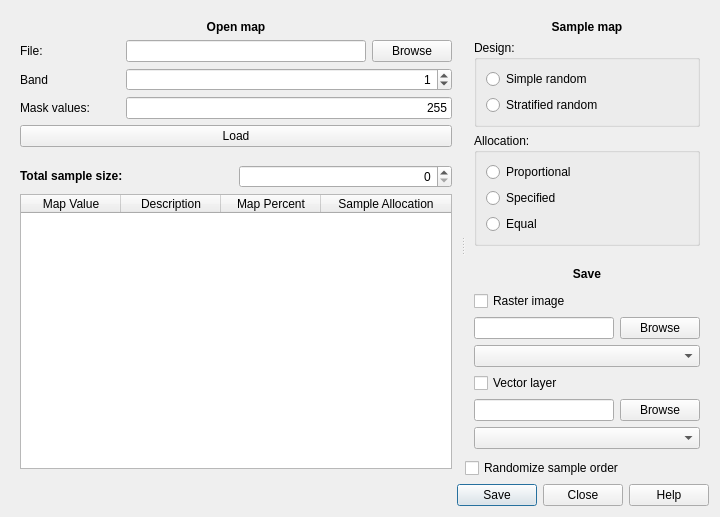
This is ui/ui_sampler_720x480.ui in ceholden/accuracy_sampler as Qt 5 draws it before an edit. The edited form follows.
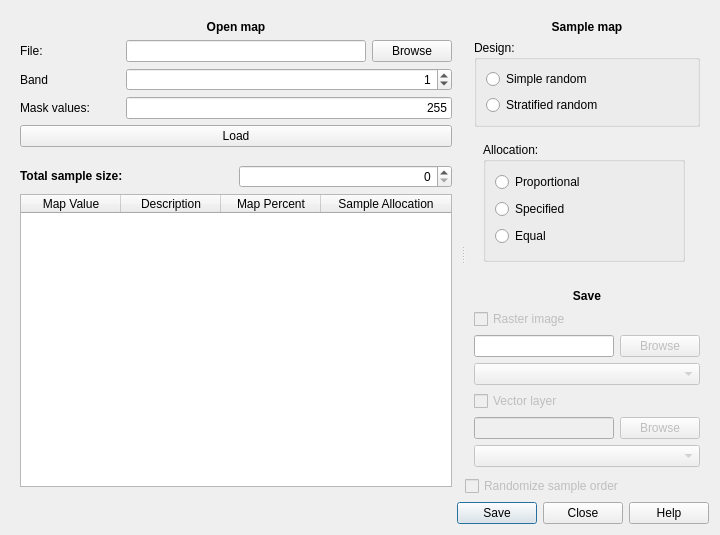
This is the edited form. The open tabs and pages were chosen to show the change.

Commit message: Added some options to a QStackWidget for switching in/out

Diff of the .ui file:
```diff
--- a/ui/ui_sampler_720x480.ui
+++ b/ui/ui_sampler_720x480.ui
@@ -7,7 +7,7 @@
     <x>0</x>
     <y>0</y>
     <width>720</width>
-    <height>517</height>
+    <height>535</height>
    </rect>
   </property>
   <property name="windowTitle">
@@ -265,7 +265,30 @@
             </layout>
            </widget>
           </item>
-          <item row="2" column="0" colspan="2">
+          <item row="0" column="0" colspan="2">
+           <widget class="QLabel" name="label_5">
+            <property name="maximumSize">
+             <size>
+              <width>16777215</width>
+              <height>25</height>
+             </size>
+            </property>
+            <property name="text">
+             <string>&lt;html&gt;&lt;head/&gt;&lt;body&gt;&lt;p align=&quot;center&quot;&gt;&lt;span style=&quot; font-weight:600;&quot;&gt;Sample map&lt;/span&gt;&lt;/p&gt;&lt;/body&gt;&lt;/html&gt;</string>
+            </property>
+           </widget>
+          </item>
+          <item row="3" column="0">
+           <widget class="QStackedWidget" name="stack_design">
+            <property name="currentIndex">
+             <number>0</number>
+            </property>
+            <widget class="QWidget" name="page_simple">
+             <layout class="QGridLayout" name="gridLayout_7"/>
+            </widget>
+            <widget class="QWidget" name="page_stratified">
+             <layout class="QGridLayout" name="gridLayout_8">
+              <item row="0" column="0">
            <widget class="QGroupBox" name="groupBox">
             <property name="minimumSize">
              <size>
@@ -301,17 +324,8 @@
             </layout>
            </widget>
           </item>
-          <item row="0" column="0" colspan="2">
-           <widget class="QLabel" name="label_5">
-            <property name="maximumSize">
-             <size>
-              <width>16777215</width>
-              <height>25</height>
-             </size>
-            </property>
-            <property name="text">
-             <string>&lt;html&gt;&lt;head/&gt;&lt;body&gt;&lt;p align=&quot;center&quot;&gt;&lt;span style=&quot; font-weight:600;&quot;&gt;Sample map&lt;/span&gt;&lt;/p&gt;&lt;/body&gt;&lt;/html&gt;</string>
-            </property>
+             </layout>
+            </widget>
            </widget>
           </item>
          </layout>
@@ -320,37 +334,54 @@
        <item row="1" column="0">
         <widget class="QWidget" name="widget_6" native="true">
          <layout class="QGridLayout" name="gridLayout_6">
-          <item row="2" column="0">
+          <item row="3" column="0">
            <widget class="QLineEdit" name="edit_raster_fname"/>
           </item>
-          <item row="4" column="0" colspan="2">
+          <item row="5" column="0" colspan="2">
            <widget class="QCheckBox" name="cbox_save_vector">
+            <property name="enabled">
+             <bool>false</bool>
+            </property>
             <property name="text">
              <string>Vector layer</string>
             </property>
            </widget>
           </item>
-          <item row="5" column="0">
-           <widget class="QLineEdit" name="edit_vector_fname"/>
+          <item row="6" column="0">
+           <widget class="QLineEdit" name="edit_vector_fname">
+            <property name="enabled">
+             <bool>false</bool>
+            </property>
+           </widget>
           </item>
-          <item row="2" column="1">
+          <item row="3" column="1">
            <widget class="QPushButton" name="but_raster_browse">
+            <property name="enabled">
+             <bool>false</bool>
+            </property>
             <property name="text">
              <string>Browse</string>
             </property>
            </widget>
           </item>
-          <item row="3" column="0" colspan="2">
-           <widget class="QComboBox" name="combo_raster_format"/>
+          <item row="4" column="0" colspan="2">
+           <widget class="QComboBox" name="combo_raster_format">
+            <property name="enabled">
+             <bool>false</bool>
+            </property>
+           </widget>
           </item>
-          <item row="1" column="0" colspan="2">
+          <item row="2" column="0" colspan="2">
            <widget class="QCheckBox" name="cbox_save_raster">
+            <property name="enabled">
+             <bool>false</bool>
+            </property>
             <property name="text">
              <string>Raster image</string>
             </property>
            </widget>
           </item>
-          <item row="0" column="0" colspan="2">
+          <item row="1" column="0" colspan="2">
            <widget class="QLabel" name="label_7">
             <property name="maximumSize">
              <size>
@@ -363,21 +394,31 @@
             </property>
            </widget>
           </item>
-          <item row="5" column="1">
-           <widget class="QPushButton" name="but_raster_browse_2">
+          <item row="6" column="1">
+           <widget class="QPushButton" name="but_vector_browse">
+            <property name="enabled">
+             <bool>false</bool>
+            </property>
             <property name="text">
              <string>Browse</string>
             </property>
            </widget>
           </item>
-          <item row="6" column="0" colspan="2">
-           <widget class="QComboBox" name="combo_vector_format"/>
+          <item row="7" column="0" colspan="2">
+           <widget class="QComboBox" name="combo_vector_format">
+            <property name="enabled">
+             <bool>false</bool>
+            </property>
+           </widget>
           </item>
          </layout>
         </widget>
        </item>
        <item row="2" column="0">
         <widget class="QCheckBox" name="cbox_random_order">
+         <property name="enabled">
+          <bool>false</bool>
+         </property>
          <property name="text">
           <string>Randomize sample order</string>
          </property>
```
Left out of the diff: 46 changed lines with no effect on the pictures. Lines whose indentation alone changed are shown as unchanged. The commit also changes 1 other file.
